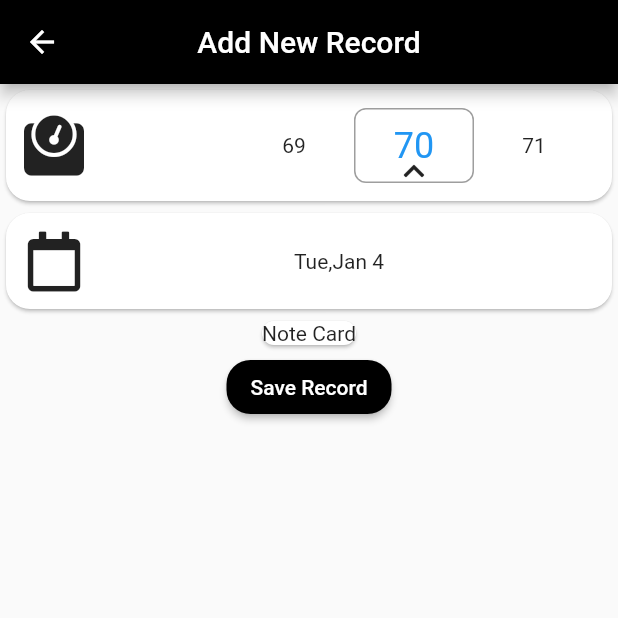
After one commit to ckaraman/weight_track_app, a Flutter app: the AddRecordView screen opened directly, on a phone screen of 412 x 824 dp, the top half of it. The commit adds this screen. Run offline on Flutter 3.47's test engine with Material 2 defaults, Android fonts, the phone set to English and light mode, and no system bars; drawn by our look-alikes of numberpicker; our stand-ins replace animated_bottom_navigation_bar, font_awesome_flutter, freezed_annotation, get.

Commit message:
history cards arrangements

```diff
--- /dev/null
+++ b/lib/views/add_record.dart
@@ -0,0 +1,132 @@
+import 'package:flutter/material.dart';
+import 'package:font_awesome_flutter/font_awesome_flutter.dart';
+import 'package:intl/intl.dart';
+import 'package:numberpicker/numberpicker.dart';
+
+class AddRecordView extends StatefulWidget {
+  const AddRecordView({Key? key}) : super(key: key);
+
+  @override
+  _AddRecordViewState createState() => _AddRecordViewState();
+}
+
+class _AddRecordViewState extends State<AddRecordView> {
+  int _selectedValue = 70;
+  DateTime _selectedDate = DateTime.now();
+
+  void pickDate(BuildContext context) async {
+    var initialDate = DateTime.now();
+
+    _selectedDate = await showDatePicker(
+            context: context,
+            initialDate: initialDate,
+            firstDate: initialDate.subtract(const Duration(days: 365)),
+            lastDate: initialDate.add(const Duration(days: 30)),
+            builder: (context, child) {
+              return Theme(
+                data: ThemeData.dark(),
+                child: child ?? const Text(''),
+              );
+            }) ??
+        _selectedDate;
+
+    setState(() {});
+  }
+
+  @override
+  Widget build(BuildContext context) {
+    return Scaffold(
+      appBar: AppBar(
+        title: const Text('Add New Record'),
+        centerTitle: true,
+      ),
+      body: Center(
+        child: Column(
+          children: [
+            Card(
+                shape: RoundedRectangleBorder(
+                    borderRadius: BorderRadius.circular(16)),
+                child: Padding(
+                  padding: const EdgeInsets.all(12.0),
+                  child: Row(
+                    mainAxisAlignment: MainAxisAlignment.spaceBetween,
+                    children: [
+                      const Icon(
+                        FontAwesomeIcons.weight,
+                        size: 40,
+                      ),
+                      Stack(alignment: Alignment.bottomCenter, children: [
+                        NumberPicker(
+                          itemCount: 3,
+                          itemWidth: 80,
+                          itemHeight: 50,
+                          axis: Axis.horizontal,
+                          minValue: 40,
+                          maxValue: 130,
+                          value: _selectedValue,
+                          onChanged: (value) {
+                            setState(() {
+                              _selectedValue = value;
+                            });
+                          },
+                          decoration: BoxDecoration(
+                            borderRadius: BorderRadius.circular(8),
+                            border: Border.all(color: Colors.grey),
+                          ),
+                        ),
+                        const Icon(
+                          FontAwesomeIcons.chevronUp,
+                          size: 16,
+                        )
+                      ])
+                    ],
+                  ),
+                )),
+            GestureDetector(
+              onTap: () {
+                pickDate(context);
+              },
+              child: Card(
+                shape: RoundedRectangleBorder(
+                    borderRadius: BorderRadius.circular(16)),
+                child: Padding(
+                  padding: const EdgeInsets.all(12.0),
+                  child: Row(
+                    mainAxisAlignment: MainAxisAlignment.spaceBetween,
+                    children: [
+                      const Icon(
+                        FontAwesomeIcons.calendar,
+                        size: 40,
+                      ),
+                      Expanded(
+                        child: Text(
+                          DateFormat('EEE,MMM d').format(_selectedDate),
+                          textAlign: TextAlign.center,
+                        ),
+                      )
+                    ],
+                  ),
+                ),
+              ),
+            ),
+            Card(
+              shape: RoundedRectangleBorder(
+                  borderRadius: BorderRadius.circular(16)),
+              child: const Text('Note Card'),
+            ),
+            ElevatedButton(
+              onPressed: () {},
+              child: const Text('Save Record'),
+              style: ElevatedButton.styleFrom(
+                primary: Colors.black,
+                shape: RoundedRectangleBorder(
+                  borderRadius: BorderRadius.circular(16),
+                ),
+              ),
+            )
+          ],
+        ),
+      ),
+    );
+  }
+}
--- a/lib/views/home.dart
+++ b/lib/views/home.dart
@@ -1,6 +1,7 @@
 import 'package:animated_bottom_navigation_bar/animated_bottom_navigation_bar.dart';
 import 'package:flutter/material.dart';
 import 'package:get/get.dart';
+import 'package:weight_track_app/views/add_record.dart';
 import 'package:weight_track_app/views/graph.dart';
 import 'package:weight_track_app/views/history.dart';
 
@@ -21,8 +22,8 @@ class _HomePageState extends State<HomePage> {
     Icons.notes_outlined,
   ];
   List<Widget> selectedScreen = <Widget>[
-    GraphScreen(),
-    HistoryScreen(),
+    const GraphScreen(),
+    const HistoryScreen(),
   ];
 
   @override
@@ -31,7 +32,9 @@ class _HomePageState extends State<HomePage> {
       body: selectedScreen[_bottomNavIndex],
       floatingActionButton: FloatingActionButton(
         backgroundColor: Colors.black,
-        onPressed: () {},
+        onPressed: () {
+          Get.to(() => const AddRecordView());
+        },
         child: const Icon(Icons.add),
       ),
       floatingActionButtonLocation: FloatingActionButtonLocation.centerDocked,
--- a/pubspec.yaml
+++ b/pubspec.yaml
@@ -33,6 +33,8 @@ dependencies:
   animated_bottom_navigation_bar: ^0.3.2
   intl: ^0.17.0
   freezed_annotation:
+  font_awesome_flutter: ^9.2.0
+  numberpicker: ^2.1.1
 
 
   # The following adds the Cupertino Icons font to your application.
```
Also changed, not shown: pubspec.lock.
